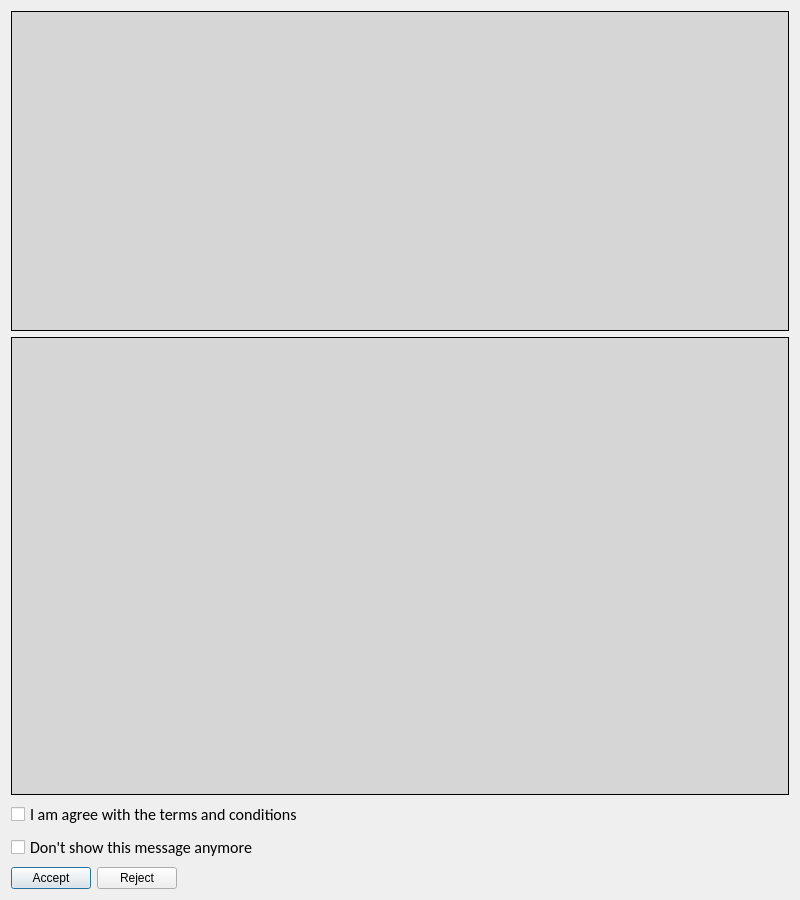
The window that common/gui/forms/license_window.ui (FedorIvanov37/sv-terminal) describes before a commit, drawn with Qt 5.
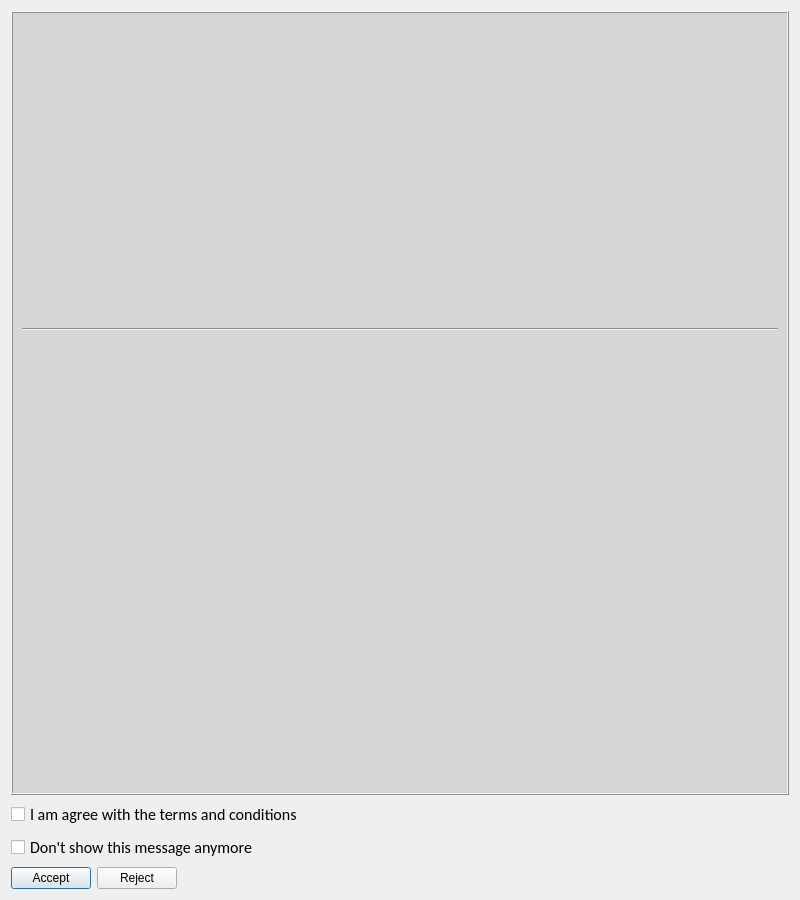
The same window after the commit. Icons and pictures are not drawn.

Commit message: Window "About" and "License" renovation; --logfile changed to --log-file; ArgsParser separated with CLI core, added setting "on startup / show license dialog"

The edit to the form file:
```diff
--- a/common/gui/forms/license_window.ui
+++ b/common/gui/forms/license_window.ui
@@ -38,157 +38,6 @@
    <bool>true</bool>
   </property>
   <layout class="QGridLayout" name="gridLayout_2">
-   <item row="3" column="0">
-    <layout class="QHBoxLayout" name="horizontalLayout">
-     <item>
-      <widget class="QPushButton" name="ButtonAccept">
-       <property name="text">
-        <string>Accept</string>
-       </property>
-      </widget>
-     </item>
-     <item>
-      <widget class="QPushButton" name="ButtonReject">
-       <property name="text">
-        <string>Reject</string>
-       </property>
-      </widget>
-     </item>
-     <item>
-      <spacer name="horizontalSpacer">
-       <property name="orientation">
-        <enum>Qt::Horizontal</enum>
-       </property>
-       <property name="sizeHint" stdset="0">
-        <size>
-         <width>40</width>
-         <height>20</height>
-        </size>
-       </property>
-      </spacer>
-     </item>
-    </layout>
-   </item>
-   <item row="1" column="0">
-    <widget class="QTextEdit" name="InfoBoard">
-     <property name="palette">
-      <palette>
-       <active>
-        <colorrole role="Base">
-         <brush brushstyle="SolidPattern">
-          <color alpha="255">
-           <red>214</red>
-           <green>214</green>
-           <blue>214</blue>
-          </color>
-         </brush>
-        </colorrole>
-       </active>
-       <inactive>
-        <colorrole role="Base">
-         <brush brushstyle="SolidPattern">
-          <color alpha="255">
-           <red>214</red>
-           <green>214</green>
-           <blue>214</blue>
-          </color>
-         </brush>
-        </colorrole>
-       </inactive>
-       <disabled>
-        <colorrole role="Base">
-         <brush brushstyle="SolidPattern">
-          <color alpha="255">
-           <red>240</red>
-           <green>240</green>
-           <blue>240</blue>
-          </color>
-         </brush>
-        </colorrole>
-       </disabled>
-      </palette>
-     </property>
-     <property name="font">
-      <font>
-       <family>Courier New</family>
-       <pointsize>12</pointsize>
-      </font>
-     </property>
-     <property name="focusPolicy">
-      <enum>Qt::ClickFocus</enum>
-     </property>
-     <property name="inputMethodHints">
-      <set>Qt::ImhNone</set>
-     </property>
-     <property name="frameShape">
-      <enum>QFrame::Box</enum>
-     </property>
-     <property name="frameShadow">
-      <enum>QFrame::Plain</enum>
-     </property>
-     <property name="verticalScrollBarPolicy">
-      <enum>Qt::ScrollBarAlwaysOff</enum>
-     </property>
-     <property name="horizontalScrollBarPolicy">
-      <enum>Qt::ScrollBarAsNeeded</enum>
-     </property>
-     <property name="documentTitle">
-      <string>GNU/GPL license agreement</string>
-     </property>
-     <property name="undoRedoEnabled">
-      <bool>false</bool>
-     </property>
-     <property name="lineWrapMode">
-      <enum>QTextEdit::NoWrap</enum>
-     </property>
-     <property name="readOnly">
-      <bool>true</bool>
-     </property>
-     <property name="html">
-      <string>&lt;!DOCTYPE HTML PUBLIC &quot;-//W3C//DTD HTML 4.0//EN&quot; &quot;http://www.w3.org/TR/REC-html40/strict.dtd&quot;&gt;
-&lt;html&gt;&lt;head&gt;&lt;meta name=&quot;qrichtext&quot; content=&quot;1&quot; /&gt;&lt;title&gt;GNU/GPL license agreement&lt;/title&gt;&lt;style type=&quot;text/css&quot;&gt;
-p, li { white-space: pre-wrap; }
-&lt;/style&gt;&lt;/head&gt;&lt;body style=&quot; font-family:'Courier New'; font-size:12pt; font-weight:400; font-style:normal;&quot;&gt;
-&lt;p style=&quot;-qt-paragraph-type:empty; margin-top:0px; margin-bottom:0px; margin-left:0px; margin-right:0px; -qt-block-indent:0; text-indent:0px;&quot;&gt;&lt;br /&gt;&lt;/p&gt;&lt;/body&gt;&lt;/html&gt;</string>
-     </property>
-     <property name="acceptRichText">
-      <bool>false</bool>
-     </property>
-     <property name="textInteractionFlags">
-      <set>Qt::LinksAccessibleByKeyboard|Qt::LinksAccessibleByMouse|Qt::TextBrowserInteraction|Qt::TextSelectableByKeyboard|Qt::TextSelectableByMouse</set>
-     </property>
-    </widget>
-   </item>
-   <item row="2" column="0">
-    <layout class="QVBoxLayout" name="verticalLayout">
-     <item>
-      <widget class="QCheckBox" name="CheckBoxAgreement">
-       <property name="font">
-        <font>
-         <family>Calibri</family>
-         <pointsize>12</pointsize>
-        </font>
-       </property>
-       <property name="text">
-        <string>I am agree with the terms and conditions</string>
-       </property>
-      </widget>
-     </item>
-     <item>
-      <widget class="QCheckBox" name="CheckBoxDontShowAgain">
-       <property name="font">
-        <font>
-         <family>Calibri</family>
-         <pointsize>12</pointsize>
-        </font>
-       </property>
-       <property name="text">
-        <string>Don't show this message anymore</string>
-       </property>
-      </widget>
-     </item>
-    </layout>
-   </item>
    <item row="0" column="0">
     <widget class="QFrame" name="frame">
      <property name="palette">
@@ -289,9 +138,153 @@
       <enum>QFrame::Box</enum>
      </property>
      <property name="frameShadow">
-      <enum>QFrame::Plain</enum>
+      <enum>QFrame::Raised</enum>
      </property>
      <layout class="QGridLayout" name="gridLayout">
+      <item row="2" column="0" colspan="3">
+       <widget class="QTextEdit" name="InfoBoard">
+        <property name="palette">
+         <palette>
+          <active>
+           <colorrole role="Button">
+            <brush brushstyle="SolidPattern">
+             <color alpha="255">
+              <red>214</red>
+              <green>214</green>
+              <blue>214</blue>
+             </color>
+            </brush>
+           </colorrole>
+           <colorrole role="Base">
+            <brush brushstyle="SolidPattern">
+             <color alpha="255">
+              <red>214</red>
+              <green>214</green>
+              <blue>214</blue>
+             </color>
+            </brush>
+           </colorrole>
+           <colorrole role="Window">
+            <brush brushstyle="SolidPattern">
+             <color alpha="255">
+              <red>214</red>
+              <green>214</green>
+              <blue>214</blue>
+             </color>
+            </brush>
+           </colorrole>
+          </active>
+          <inactive>
+           <colorrole role="Button">
+            <brush brushstyle="SolidPattern">
+             <color alpha="255">
+              <red>214</red>
+              <green>214</green>
+              <blue>214</blue>
+             </color>
+            </brush>
+           </colorrole>
+           <colorrole role="Base">
+            <brush brushstyle="SolidPattern">
+             <color alpha="255">
+              <red>214</red>
+              <green>214</green>
+              <blue>214</blue>
+             </color>
+            </brush>
+           </colorrole>
+           <colorrole role="Window">
+            <brush brushstyle="SolidPattern">
+             <color alpha="255">
+              <red>214</red>
+              <green>214</green>
+              <blue>214</blue>
+             </color>
+            </brush>
+           </colorrole>
+          </inactive>
+          <disabled>
+           <colorrole role="Button">
+            <brush brushstyle="SolidPattern">
+             <color alpha="255">
+              <red>214</red>
+              <green>214</green>
+              <blue>214</blue>
+             </color>
+            </brush>
+           </colorrole>
+           <colorrole role="Base">
+            <brush brushstyle="SolidPattern">
+             <color alpha="255">
+              <red>214</red>
+              <green>214</green>
+              <blue>214</blue>
+             </color>
+            </brush>
+           </colorrole>
+           <colorrole role="Window">
+            <brush brushstyle="SolidPattern">
+             <color alpha="255">
+              <red>214</red>
+              <green>214</green>
+              <blue>214</blue>
+             </color>
+            </brush>
+           </colorrole>
+          </disabled>
+         </palette>
+        </property>
+        <property name="font">
+         <font>
+          <family>Courier New</family>
+          <pointsize>12</pointsize>
+         </font>
+        </property>
+        <property name="focusPolicy">
+         <enum>Qt::ClickFocus</enum>
+        </property>
+        <property name="inputMethodHints">
+         <set>Qt::ImhNone</set>
+        </property>
+        <property name="frameShape">
+         <enum>QFrame::NoFrame</enum>
+        </property>
+        <property name="frameShadow">
+         <enum>QFrame::Plain</enum>
+        </property>
+        <property name="verticalScrollBarPolicy">
+         <enum>Qt::ScrollBarAlwaysOff</enum>
+        </property>
+        <property name="horizontalScrollBarPolicy">
+         <enum>Qt::ScrollBarAsNeeded</enum>
+        </property>
+        <property name="documentTitle">
+         <string>GNU/GPL license agreement</string>
+        </property>
+        <property name="undoRedoEnabled">
+         <bool>false</bool>
+        </property>
+        <property name="lineWrapMode">
+         <enum>QTextEdit::NoWrap</enum>
+        </property>
+        <property name="readOnly">
+         <bool>true</bool>
+        </property>
+        <property name="html">
+         <string>&lt;!DOCTYPE HTML PUBLIC &quot;-//W3C//DTD HTML 4.0//EN&quot; &quot;http://www.w3.org/TR/REC-html40/strict.dtd&quot;&gt;
+&lt;html&gt;&lt;head&gt;&lt;meta name=&quot;qrichtext&quot; content=&quot;1&quot; /&gt;&lt;title&gt;GNU/GPL license agreement&lt;/title&gt;&lt;style type=&quot;text/css&quot;&gt;
+p, li { white-space: pre-wrap; }
+&lt;/style&gt;&lt;/head&gt;&lt;body style=&quot; font-family:'Courier New'; font-size:12pt; font-weight:400; font-style:normal;&quot;&gt;
+&lt;p style=&quot;-qt-paragraph-type:empty; margin-top:0px; margin-bottom:0px; margin-left:0px; margin-right:0px; -qt-block-indent:0; text-indent:0px;&quot;&gt;&lt;br /&gt;&lt;/p&gt;&lt;/body&gt;&lt;/html&gt;</string>
+        </property>
+        <property name="acceptRichText">
+         <bool>false</bool>
+        </property>
+        <property name="textInteractionFlags">
+         <set>Qt::LinksAccessibleByKeyboard|Qt::LinksAccessibleByMouse|Qt::TextBrowserInteraction|Qt::TextSelectableByKeyboard|Qt::TextSelectableByMouse</set>
+        </property>
+       </widget>
+      </item>
       <item row="0" column="0">
        <spacer name="horizontalSpacer_2">
         <property name="orientation">
@@ -358,9 +351,77 @@
         </property>
        </spacer>
       </item>
+      <item row="1" column="0" colspan="3">
+       <widget class="Line" name="line">
+        <property name="orientation">
+         <enum>Qt::Horizontal</enum>
+        </property>
+       </widget>
+      </item>
      </layout>
     </widget>
    </item>
+   <item row="1" column="0">
+    <layout class="QVBoxLayout" name="verticalLayout">
+     <item>
+      <widget class="QCheckBox" name="CheckBoxAgreement">
+       <property name="font">
+        <font>
+         <family>Calibri</family>
+         <pointsize>12</pointsize>
+        </font>
+       </property>
+       <property name="text">
+        <string>I am agree with the terms and conditions</string>
+       </property>
+      </widget>
+     </item>
+     <item>
+      <widget class="QCheckBox" name="CheckBoxDontShowAgain">
+       <property name="font">
+        <font>
+         <family>Calibri</family>
+         <pointsize>12</pointsize>
+        </font>
+       </property>
+       <property name="text">
+        <string>Don't show this message anymore</string>
+       </property>
+      </widget>
+     </item>
+    </layout>
+   </item>
+   <item row="2" column="0">
+    <layout class="QHBoxLayout" name="horizontalLayout">
+     <item>
+      <widget class="QPushButton" name="ButtonAccept">
+       <property name="text">
+        <string>Accept</string>
+       </property>
+      </widget>
+     </item>
+     <item>
+      <widget class="QPushButton" name="ButtonReject">
+       <property name="text">
+        <string>Reject</string>
+       </property>
+      </widget>
+     </item>
+     <item>
+      <spacer name="horizontalSpacer">
+       <property name="orientation">
+        <enum>Qt::Horizontal</enum>
+       </property>
+       <property name="sizeHint" stdset="0">
+        <size>
+         <width>40</width>
+         <height>20</height>
+        </size>
+       </property>
+      </spacer>
+     </item>
+    </layout>
+   </item>
   </layout>
  </widget>
  <tabstops>
```
The commit also changes 15 other files.
